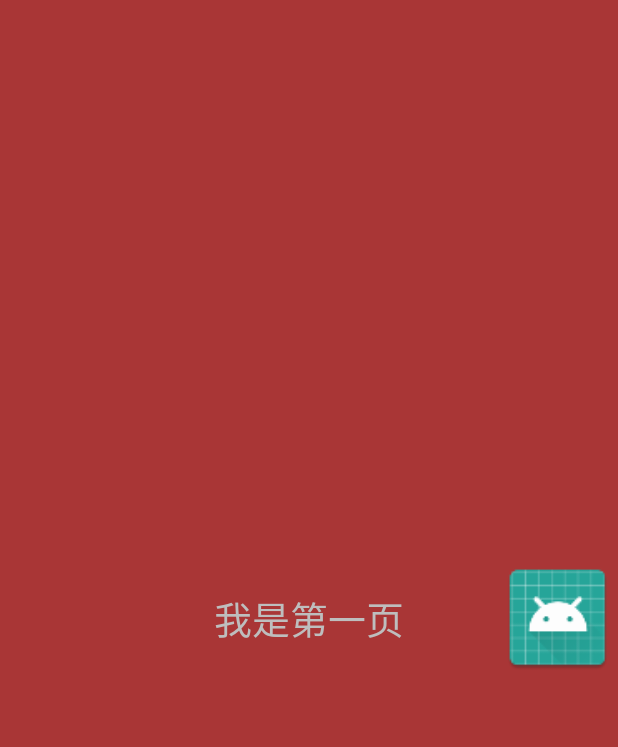
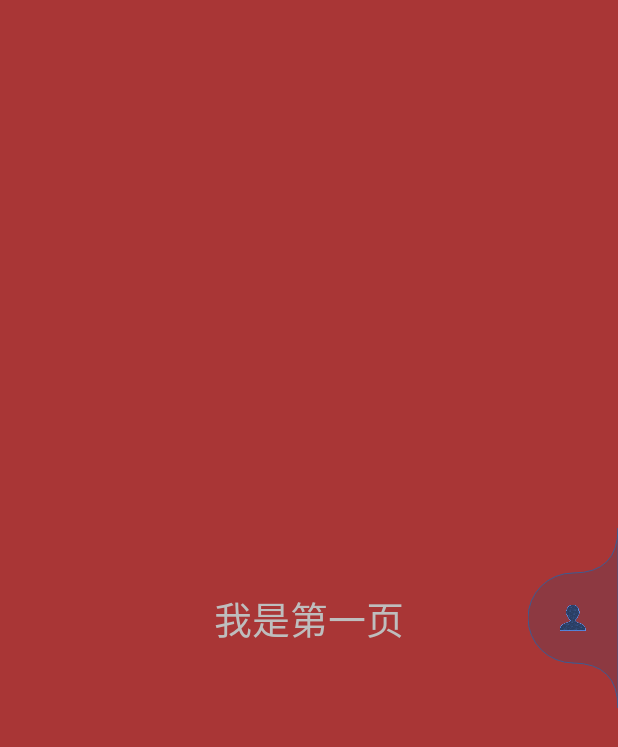
Before and after one commit to kevinffk/icx_sample, an Android app: the screen it shows after launch (MainAct6), on a phone screen of 412 x 824 dp. Shown: the top 747 px of the screen. Run offline under Robolectric (Android 15) with nearby library versions, the phone set to English and light mode, and no system bars.

Commit message:
add nail layout

```diff
--- /dev/null
+++ b/app/src/main/java/com/icarbonx/icxsample/NailLayout.java
@@ -0,0 +1,126 @@
+package com.icarbonx.icxsample;
+
+import android.annotation.SuppressLint;
+import android.content.Context;
+import android.content.res.TypedArray;
+import android.graphics.Canvas;
+import android.graphics.Color;
+import android.graphics.Paint;
+import android.graphics.Path;
+import android.graphics.Point;
+import android.graphics.RectF;
+import android.support.annotation.NonNull;
+import android.support.annotation.Nullable;
+import android.util.AttributeSet;
+import android.util.TypedValue;
+import android.widget.FrameLayout;
+
+/**
+ * Author:  Kevin Feng
+ * Email:   fengfenkai@icarbonx.com
+ * Date:    2018/2/22
+ * Description:
+ */
+public class NailLayout extends FrameLayout {
+
+    /**
+     * Const.
+     */
+    private static final int NAIL_DEFAULT_STOCK_COLOR = 0xffffff;
+    private static final int NAIL_DEFAULT_BACKGROUND_COLOR = 0x000000;
+    private static final int NAIL_DEFAULT_SIZE = 50;
+    private static final int NAIL_ARROW_LEFT = 0;
+    private static final int NAIL_ARROW_RIGHT = 1;
+
+    private int mNailStockColor = 0x000000;
+    private int mNailBackgroundColor = 0xffffff;
+    private float mNailSize = 50;
+    private boolean mNailIsLeft = true;
+
+
+    private Paint mNailPaint;
+    private Paint mNailBoundPaint;
+    private Path mNailPath;
+
+
+
+    public NailLayout(@NonNull Context context) {
+        super(context);
+        init(context, null);
+    }
+
+    public NailLayout(@NonNull Context context, @Nullable AttributeSet attrs) {
+        super(context, attrs);
+        init(context, attrs);
+    }
+
+    public NailLayout(@NonNull Context context, @Nullable AttributeSet attrs, int defStyleAttr) {
+        super(context, attrs, defStyleAttr);
+        init(context, attrs);
+    }
+
+    private void init(Context context, AttributeSet attrs) {
+        if (attrs != null) {
+            TypedArray typedArray = context.obtainStyledAttributes(attrs, R.styleable.NailLayout);
+            mNailStockColor = typedArray.getColor(R.styleable.NailLayout_nailStockColor, NAIL_DEFAULT_STOCK_COLOR);
+            mNailBackgroundColor = typedArray.getColor(R.styleable.NailLayout_nailBackgroundColor, NAIL_DEFAULT_BACKGROUND_COLOR);
+            mNailSize = typedArray.getDimension(R.styleable.NailLayout_nailSize, NAIL_DEFAULT_SIZE);
+            mNailIsLeft = typedArray.getBoolean(R.styleable.NailLayout_nailIsLeft, true);
+            typedArray.recycle();
+        }
+
+        mNailPaint = new Paint();
+        mNailPaint.setAntiAlias(true); //设置抗锯齿，为了文字能清晰显示不至于很模糊
+        mNailPaint.setStrokeWidth(1); //设置画笔宽度，单位px
+        mNailPaint.setColor(mNailBackgroundColor); //设置外圆画笔颜色
+        mNailPaint.setStyle(Paint.Style.FILL);
+        mNailPaint.setStrokeCap(Paint.Cap.ROUND); //设置画笔笔刷类型 帽子 圆弧两边的小盖子 把圆弧封闭住
+        mNailPaint.setStrokeWidth(1);
+        mNailPaint.setDither(true);
+
+        mNailBoundPaint = new Paint();
+        mNailBoundPaint.setAntiAlias(true); //设置抗锯齿，为了文字能清晰显示不至于很模糊
+        mNailPaint.setDither(true);
+        mNailBoundPaint.setStrokeWidth(1); //设置画笔宽度，单位px
+        mNailBoundPaint.setColor(mNailStockColor); //设置外圆画笔颜色
+        mNailBoundPaint.setStyle(Paint.Style.STROKE);
+        mNailBoundPaint.setStrokeCap(Paint.Cap.ROUND);
+
+        drawNailPath();
+    }
+
+    @Override
+    protected void onDraw(Canvas canvas) {
+        super.onDraw(canvas);
+        canvas.drawPath(mNailPath, mNailPaint);
+        canvas.drawPath(mNailPath, mNailBoundPaint);
+    }
+
+    private void drawNailPath() {
+        mNailPath = new Path();
+        if (mNailIsLeft) {
+            mNailPath.moveTo(0, 0);
+            mNailPath.quadTo(0, mNailSize, mNailSize, mNailSize);
+            mNailPath.addArc(new RectF(0, mNailSize, 2 * mNailSize, 3 * mNailSize), -90, 180);
+            mNailPath.quadTo(0, 3 * mNailSize, 0, 4 * mNailSize);
+            mNailPath.lineTo(0, 0);
+        } else {
+            mNailPath.moveTo(2 * mNailSize, 4 * mNailSize);
+            mNailPath.quadTo(2 * mNailSize, 3 * mNailSize, mNailSize, 3 * mNailSize);
+            mNailPath.addArc(new RectF(0, mNailSize, 2 * mNailSize, 3 * mNailSize), 90, 180);
+            mNailPath.quadTo(2 * mNailSize, mNailSize, 2 * mNailSize, 0);
+            mNailPath.lineTo(2 * mNailSize, 4 * mNailSize);
+        }
+    }
+
+    @Override
+    protected void onMeasure(int widthMeasureSpec, int heightMeasureSpec) {
+        super.onMeasure(widthMeasureSpec, heightMeasureSpec);
+        int widthMode = MeasureSpec.getMode(widthMeasureSpec);
+        int heightMode = MeasureSpec.getMode(heightMeasureSpec);
+        if (widthMode == MeasureSpec.AT_MOST && heightMode == MeasureSpec.AT_MOST) {
+            setMeasuredDimension((int)(mNailSize * 2), (int) (4 * mNailSize));
+        }
+    }
+
+}
--- a/app/src/main/java/com/icarbonx/icxsample/RightDrawerLayout.java
+++ b/app/src/main/java/com/icarbonx/icxsample/RightDrawerLayout.java
@@ -3,6 +3,7 @@ package com.icarbonx.icxsample;
 import android.content.Context;
 import android.support.v4.widget.ViewDragHelper;
 import android.util.AttributeSet;
+import android.util.Log;
 import android.view.MotionEvent;
 import android.view.View;
 import android.view.ViewGroup;
@@ -100,7 +101,6 @@ public class RightDrawerLayout extends ViewGroup {
                         }
 
                     } else if (left == mViewWidth - mTab1View.getWidth()) {
-
                         if (mTab2View.getVisibility() != View.INVISIBLE) {
                             mTab1View.setVisibility(View.VISIBLE);
                             mTab2View.setVisibility(View.INVISIBLE);
--- a/app/src/main/res/layout/main6.xml
+++ b/app/src/main/res/layout/main6.xml
@@ -1,5 +1,6 @@
 <?xml version="1.0" encoding="utf-8"?>
 <com.icarbonx.icxsample.RightDrawerLayout xmlns:android="http://schemas.android.com/apk/res/android"
+    xmlns:app="http://schemas.android.com/apk/res-auto"
     xmlns:tools="http://schemas.android.com/tools"
     android:layout_width="match_parent"
     android:layout_height="match_parent"
@@ -7,16 +8,31 @@
 
     <FrameLayout
         android:id="@+id/left_view"
-        android:background="#a93636"
         android:layout_width="match_parent"
-        android:layout_height="match_parent">
+        android:layout_height="match_parent"
+        android:background="#a93636">
+        <!--<com.icarbonx.icxsample.NailLayout-->
+        <!--android:layout_width="wrap_content"-->
+        <!--app:nailIsLeft="true"-->
+        <!--app:nailSize="30dp"-->
+        <!--android:background="#0000"-->
+        <!--app:nailBackgroundColor="#3a2f4366"-->
+        <!--app:nailStockColor="#3e5b91"-->
+        <!--android:layout_height="wrap_content">-->
+
+        <!--<ImageView-->
+        <!--android:layout_width="wrap_content"-->
+        <!--android:layout_gravity="center"-->
+        <!--android:layout_height="wrap_content"-->
+        <!--android:src="@mipmap/nail_icon_left"/>-->
+        <!--</com.icarbonx.icxsample.NailLayout>-->
 
         <TextView
+            android:layout_width="wrap_content"
+            android:layout_height="wrap_content"
+            android:layout_gravity="center"
             android:text="我是第一页"
-            android:textSize="25sp"
-            android:layout_gravity="center"
-            android:layout_width="wrap_content"
-            android:layout_height="wrap_content" />
+            android:textSize="25sp" />
     </FrameLayout>
 
     <RelativeLayout
@@ -24,39 +40,77 @@
         android:layout_width="wrap_content"
         android:layout_height="match_parent">
 
+        <!--<ImageView-->
+        <!--android:id="@+id/tab1"-->
+        <!--android:layout_width="80dp"-->
+        <!--android:layout_height="80dp"-->
+        <!--android:clickable="true"-->
+        <!--android:layout_centerVertical="true"-->
+        <!--android:src="@mipmap/ic_launcher" />-->
+
+        <com.icarbonx.icxsample.NailLayout
+            android:id="@+id/tab1"
+            android:layout_width="60dp"
+            android:layout_height="120dp"
+            android:layout_centerVertical="true"
+            android:background="#0000"
+            android:clickable="true"
+            app:nailBackgroundColor="#3a2f4366"
+            app:nailIsLeft="false"
+            app:nailSize="30dp"
+            app:nailStockColor="#3e5b91">
+
             <ImageView
-                android:id="@+id/tab1"
-                android:layout_width="80dp"
-                android:layout_height="80dp"
-                android:clickable="true"
-                android:layout_centerVertical="true"
-                android:src="@mipmap/ic_launcher" />
+                android:layout_width="wrap_content"
+                android:layout_height="wrap_content"
+                android:layout_gravity="center"
+                android:src="@mipmap/nail_icon_left" />
+        </com.icarbonx.icxsample.NailLayout>
 
         <FrameLayout
             android:id="@+id/right_view"
-            android:layout_toRightOf="@id/tab1"
             android:layout_width="match_parent"
             android:layout_height="match_parent"
-            android:background="#52acf1" >
+            android:layout_toRightOf="@id/tab1"
+            android:background="#52acf1">
 
             <TextView
+                android:layout_width="wrap_content"
+                android:layout_height="wrap_content"
+                android:layout_gravity="center"
                 android:text="数字生命人体模型"
-                android:textSize="25sp"
-                android:layout_gravity="center"
-                android:layout_width="wrap_content"
-                android:layout_height="wrap_content" />
+                android:textSize="25sp" />
         </FrameLayout>
 
-        <ImageView
+        <!--<ImageView-->
+            <!--android:id="@+id/tab2"-->
+            <!--android:layout_width="80dp"-->
+            <!--android:layout_height="80dp"-->
+            <!--android:layout_centerVertical="true"-->
+            <!--android:layout_toRightOf="@id/tab1"-->
+            <!--android:clickable="true"-->
+            <!--android:src="@mipmap/ic_launcher"-->
+            <!--android:visibility="invisible" />-->
+        <com.icarbonx.icxsample.NailLayout
             android:id="@+id/tab2"
+            android:layout_width="60dp"
+            android:layout_height="120dp"
+            android:layout_centerVertical="true"
+            android:background="#0000"
+            android:clickable="true"
             android:layout_toRightOf="@id/tab1"
-            android:layout_width="80dp"
-            android:layout_height="80dp"
             android:visibility="invisible"
-            android:clickable="true"
-            android:layout_centerVertical="true"
-            android:src="@mipmap/ic_launcher" />
+            app:nailBackgroundColor="#3a2f4366"
+            app:nailIsLeft="true"
+            app:nailSize="30dp"
+            app:nailStockColor="#3e5b91">
 
+            <ImageView
+                android:layout_width="wrap_content"
+                android:layout_height="wrap_content"
+                android:layout_gravity="center"
+                android:src="@mipmap/nail_icon_left" />
+        </com.icarbonx.icxsample.NailLayout>
     </RelativeLayout>
 
 </com.icarbonx.icxsample.RightDrawerLayout>
--- a/app/src/main/res/values/attrs.xml
+++ b/app/src/main/res/values/attrs.xml
@@ -1,4 +1,14 @@
 <?xml version="1.0" encoding="utf-8"?>
 <resources>
 
+    <declare-styleable name="NailLayout">
+        <!--<attr name="nailArrow" format="enum">-->
+            <!--<enum name="left" value="0"/>-->
+            <!--<enum name="right" value="1"/>-->
+        <!--</attr>-->
+        <attr name="nailIsLeft" format="boolean"/>
+        <attr name="nailStockColor" format="color"/>
+        <attr name="nailSize" format="dimension"/>
+        <attr name="nailBackgroundColor" format="color"/>
+    </declare-styleable>
 </resources>
```
Also changed, not shown: app/src/main/res/mipmap-xxhdpi/nail_icon_left.png (added).
